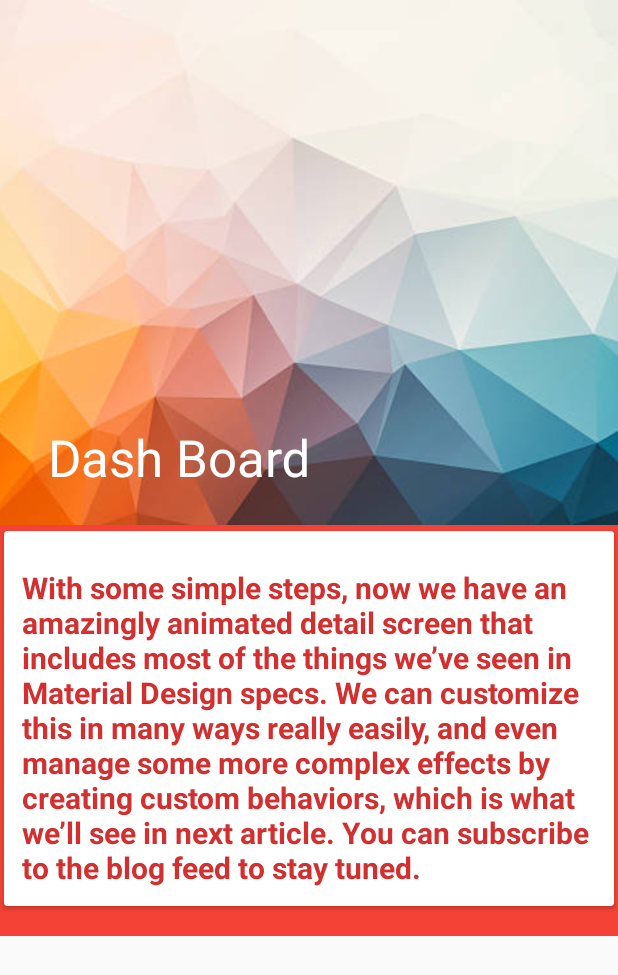
After one commit to MetaLapras/AndroidRadioMirchiProject, an Android app: the layout dashboard_collapsing_toolbar.xml on its own in the app's theme, with its tools: preview values and no code run, on a phone screen of 412 x 824 dp. The commit adds this screen. Shown: the top 975 px of the screen. Run offline under Robolectric (Android 15) with nearby library versions, the phone set to English and light mode, and no system bars.

Commit message:
sagar commi with dash board

```diff
--- a/app/build.gradle
+++ b/app/build.gradle
@@ -27,6 +27,8 @@ dependencies {
     implementation 'com.android.support.constraint:constraint-layout:1.1.2'
     implementation 'com.android.support:design:28.0.0-alpha3'
     implementation 'com.android.support:support-v4:28.0.0-alpha3'
+    implementation 'com.android.support:cardview-v7:28.0.0-alpha3'
+
 
     testImplementation 'junit:junit:4.12'
     androidTestImplementation 'com.android.support.test:runner:1.0.2'
--- /dev/null
+++ b/app/src/main/res/layout/dashboard_collapsing_toolbar.xml
@@ -0,0 +1,73 @@
+<?xml version="1.0" encoding="utf-8"?>
+<android.support.design.widget.CoordinatorLayout
+    xmlns:android="http://schemas.android.com/apk/res/android"
+    android:layout_width="match_parent"
+    android:layout_height="match_parent"
+    xmlns:app="http://schemas.android.com/apk/res-auto">
+
+    <android.support.design.widget.AppBarLayout
+        android:layout_width="match_parent"
+        android:layout_height="wrap_content"
+        android:theme="@style/ThemeOverlay.AppCompat.Dark.ActionBar">
+
+        <android.support.design.widget.CollapsingToolbarLayout
+            android:layout_width="match_parent"
+            android:layout_height="350dp"
+            app:layout_scrollFlags="scroll|exitUntilCollapsed"
+            app:contentScrim="?attr/colorPrimary"
+            app:expandedTitleTextAppearance="@android:color/transparent"
+            android:fitsSystemWindows="true">
+
+            <ImageView
+                app:layout_collapseMode="parallax"
+                android:src="@drawable/demo_back"
+                android:contentDescription="@string/app_name"
+                android:scaleType="centerCrop"
+                android:layout_width="match_parent"
+                android:layout_height="350dp" />
+
+            <android.support.v7.widget.Toolbar
+                android:layout_width="match_parent"
+                android:layout_height="?attr/actionBarSize"
+                app:popupTheme="@style/ThemeOverlay.AppCompat.Light"
+                app:title="Dash Board"
+                app:layout_collapseMode="pin"/>
+
+        </android.support.design.widget.CollapsingToolbarLayout>
+
+        <android.support.v4.widget.NestedScrollView
+            android:layout_width="match_parent"
+            android:layout_height="match_parent"
+            android:clipToPadding="false"
+            app:layout_behavior="@string/appbar_scrolling_view_behavior"
+            >
+
+            <android.support.v7.widget.CardView
+                android:layout_width="match_parent"
+                android:layout_height="wrap_content"
+                android:layout_marginBottom="16dp"
+                app:cardUseCompatPadding="true"
+                android:elevation="5dp"
+                >
+                <LinearLayout
+                    android:layout_width="match_parent"
+                    android:layout_height="wrap_content"
+                    android:orientation="vertical">
+                    <TextView
+                        android:layout_width="match_parent"
+                        android:layout_height="wrap_content"
+                        android:textSize="20sp"
+                        android:text="@string/para1"
+                        android:layout_marginTop="12dp"
+                        android:textStyle="bold"
+                        android:padding="12dp"
+                        android:textColor="@color/primary_dark"/>
+
+                </LinearLayout>
+
+            </android.support.v7.widget.CardView>
+
+        </android.support.v4.widget.NestedScrollView>
+    </android.support.design.widget.AppBarLayout>
+
+</android.support.design.widget.CoordinatorLayout>
--- a/app/src/main/res/values/strings.xml
+++ b/app/src/main/res/values/strings.xml
@@ -27,4 +27,10 @@
     <string name="ACCOUNT_KIT_CLIENT_TOKEN">e4496e3b538f40189e7ad8fd10519c1f</string>
 
 
+
+    <!--Demo Strings-->
+    <string name="para1">With some simple steps, now we have an amazingly animated detail screen that includes most of the things we’ve seen in Material Design specs. We can customize this in many ways really easily, and even manage some more complex effects by creating custom behaviors, which is what we’ll see in next article. You can subscribe to the blog feed to stay tuned.</string>
+    <string name="para2">Author: Antonio Leiva
+I’m in love with Kotlin. I’ve been learning about it for a couple of years, applying it to Android and digesting all this knowledge so that you can learn it with no effort.</string>
+
 </resources>
```
Also changed, not shown: app/src/main/res/layout/activity_dash_board.xml (+36 -32 lines), app/src/main/res/drawable-hdpi/ic_clock.png (added), app/src/main/res/drawable-hdpi/ic_fav.png (added), app/src/main/res/drawable-mdpi/ic_clock.png (added), app/src/main/res/drawable-mdpi/ic_fav.png (added), app/src/main/res/drawable-xhdpi/ic_clock.png (added), app/src/main/res/drawable-xhdpi/ic_fav.png (added), app/src/main/res/drawable-xxhdpi/ic_clock.png (added), app/src/main/res/drawable-xxhdpi/ic_fav.png (added), app/src/main/res/drawable/demo_back.jpg (added).
